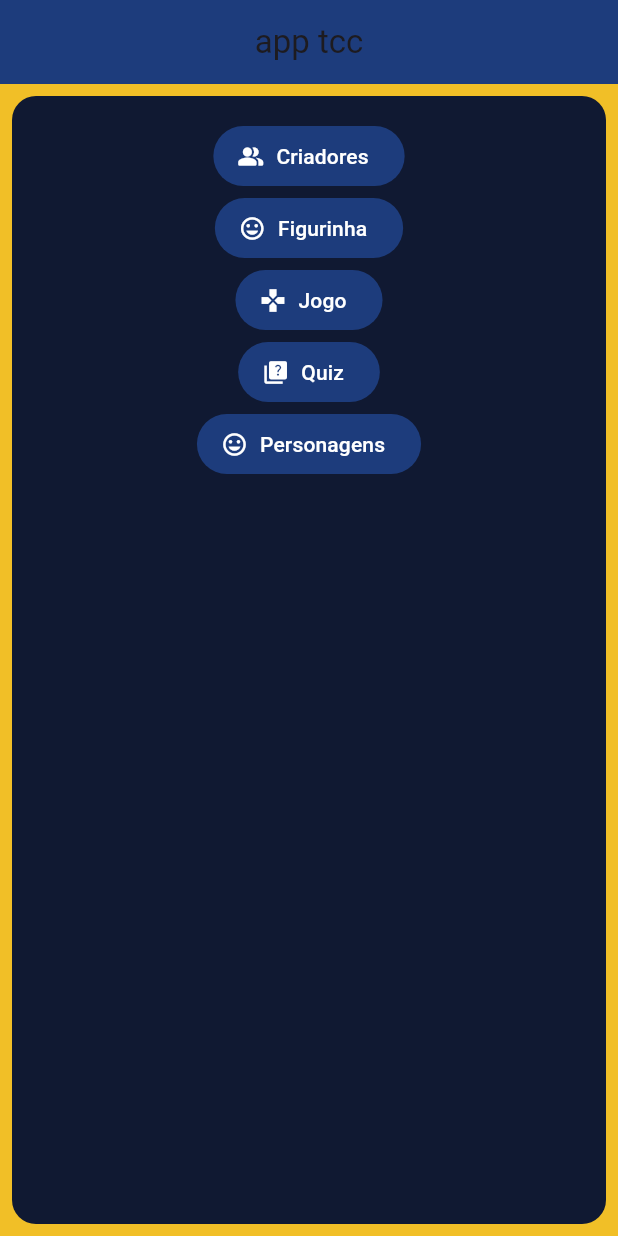
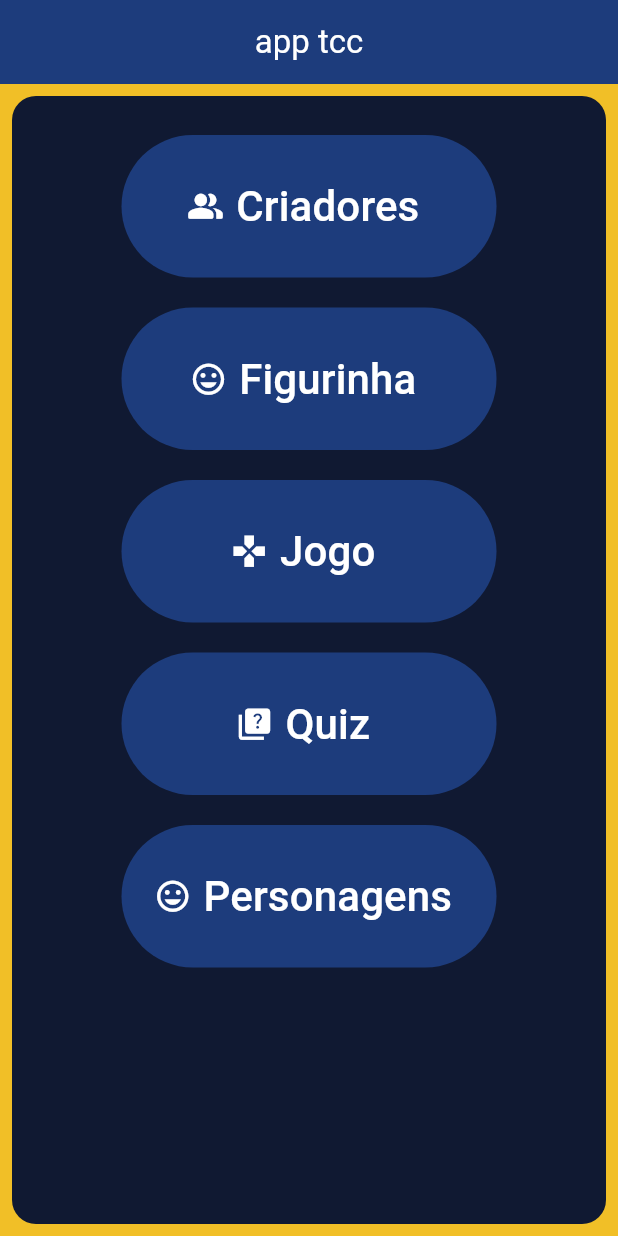
Before and after one commit to PedroSantosMenezesdeJesus/appFlutter_TCC, a Flutter app: the screen it shows after launch, on a phone screen of 412 x 824 dp. Run offline on Flutter 3.47's test engine with Material 3 defaults, Android fonts, the phone set to English and light mode, and no system bars.

Commit message:
salvar mudancas

```diff
--- a/flutter_rapportia/lib/main.dart
+++ b/flutter_rapportia/lib/main.dart
@@ -25,9 +25,6 @@ class MainAPP extends State{
   @override
   Widget build(BuildContext context) {
 
-    //final screenWitdh = MediaQuery.of(context).size.width;
-    //final screenHeight = MediaQuery.of(context).size.height;
-
     return MaterialApp(
       debugShowCheckedModeBanner: false,
 
@@ -36,7 +33,7 @@ class MainAPP extends State{
 
 
         appBar: AppBar(
-          title: const Text('app tcc'),
+          title: const Text('app tcc', style: TextStyle(color: Color.fromRGBO(255, 255, 255, 1))),
           centerTitle: true,
           backgroundColor: const Color.fromRGBO(29, 60, 124, 1),
 
@@ -57,7 +54,9 @@ class MainAPP extends State{
             child: Column(
               children: [
 
-                FilledButton.icon(
+                Padding(
+                  padding: const EdgeInsets.all(10),
+                  child: FilledButton.icon(
                     onPressed: () => Navigator.push(
                       context,
                       MaterialPageRoute(
@@ -65,12 +64,16 @@ class MainAPP extends State{
                     ),
                     style: ButtonStyle(
                       backgroundColor: WidgetStatePropertyAll<Color>(Color.fromRGBO(29, 60, 124, 1)),
+                      minimumSize: WidgetStatePropertyAll<Size>(Size(250, 95)),
                     ),
-                  icon: Icon(Icons.people_alt_rounded),
-                  label: const Text('Criadores')
+                    icon: Icon(Icons.people_alt_rounded, size: 25,),
+                    label: const Text('Criadores', textScaler: TextScaler.linear(2))
+                  ),
                 ),
 
-                FilledButton.icon(
+                Padding(
+                  padding: const EdgeInsets.all(10),
+                  child: FilledButton.icon(
                     onPressed: () => Navigator.push(
                       context,
                       MaterialPageRoute(
@@ -78,12 +81,16 @@ class MainAPP extends State{
                     ),
                     style: ButtonStyle(
                       backgroundColor: WidgetStatePropertyAll<Color>(Color.fromRGBO(29, 60, 124, 1)),
+                      minimumSize: WidgetStatePropertyAll<Size>(Size(250, 95)),
                     ),
-                  icon: Icon(Icons.tag_faces),
-                  label: const Text('Figurinha')
+                    icon: Icon(Icons.tag_faces, size: 25,),
+                    label: const Text('Figurinha', textScaler: TextScaler.linear(2))
+                  ),
                 ),
 
-                FilledButton.icon(
+                Padding(
+                  padding: const EdgeInsets.all(10),
+                  child: FilledButton.icon(
                     onPressed: () => Navigator.push(
                       context,
                       MaterialPageRoute(
@@ -91,12 +98,16 @@ class MainAPP extends State{
                     ),
                     style: ButtonStyle(
                       backgroundColor: WidgetStatePropertyAll<Color>(Color.fromRGBO(29, 60, 124, 1)),
+                      minimumSize: WidgetStatePropertyAll<Size>(Size(250, 95)),
                     ),
-                  icon: Icon(Icons.games),
-                  label: const Text('Jogo')
+                    icon: Icon(Icons.games, size: 25,),
+                    label: const Text('Jogo', textScaler: TextScaler.linear(2))
+                  ),
                 ),
 
-                FilledButton.icon(
+                Padding(
+                  padding: const EdgeInsets.all(10),
+                  child: FilledButton.icon(
                     onPressed: () => Navigator.push(
                       context,
                       MaterialPageRoute(
@@ -104,12 +115,16 @@ class MainAPP extends State{
                     ),
                     style: ButtonStyle(
                       backgroundColor: WidgetStatePropertyAll<Color>(Color.fromRGBO(29, 60, 124, 1)),
+                      minimumSize: WidgetStatePropertyAll<Size>(Size(250, 95)),
                     ),
-                  icon: Icon(Icons.quiz),
-                  label: const Text('Quiz')
+                    icon: Icon(Icons.quiz, size: 25,),
+                    label: const Text('Quiz', textScaler: TextScaler.linear(2))
+                  ),
                 ),
 
-                FilledButton.icon(
+                Padding(
+                  padding: const EdgeInsets.all(10),
+                  child: FilledButton.icon(
                     onPressed: () => Navigator.push(
                       context,
                       MaterialPageRoute(
@@ -117,9 +132,11 @@ class MainAPP extends State{
                     ),
                     style: ButtonStyle(
                       backgroundColor: WidgetStatePropertyAll<Color>(Color.fromRGBO(29, 60, 124, 1)),
+                      minimumSize: WidgetStatePropertyAll<Size>(Size(250, 95)),
                     ),
-                  icon: Icon(Icons.tag_faces),
-                  label: const Text('Personagens')
+                    icon: Icon(Icons.tag_faces, size: 25,),
+                    label: const Text('Personagens', textScaler: TextScaler.linear(2))
+                  ),
                 ),
 
               ],
```
Lines whose indentation alone changed are shown as unchanged.
